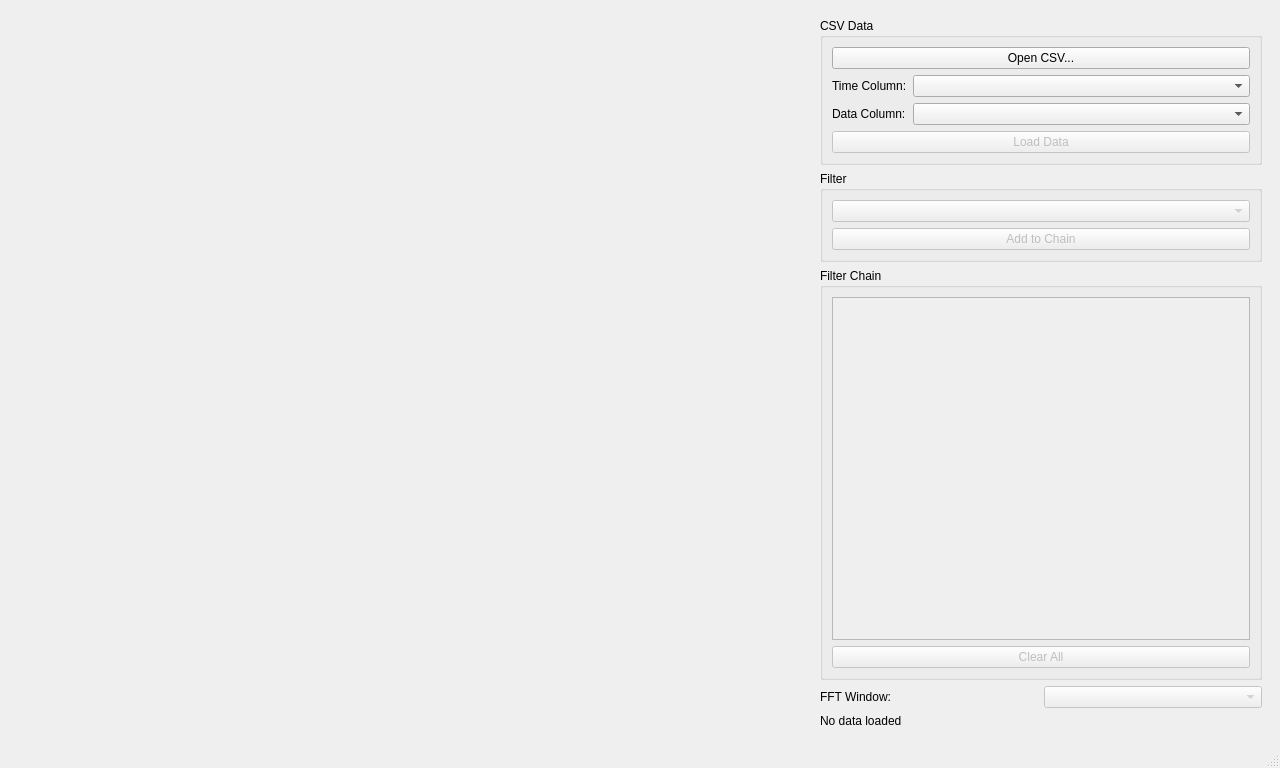
Before: the Qt Designer form ui/mainwindow.ui in KormanSong/FilterSim, drawn with Qt 5.
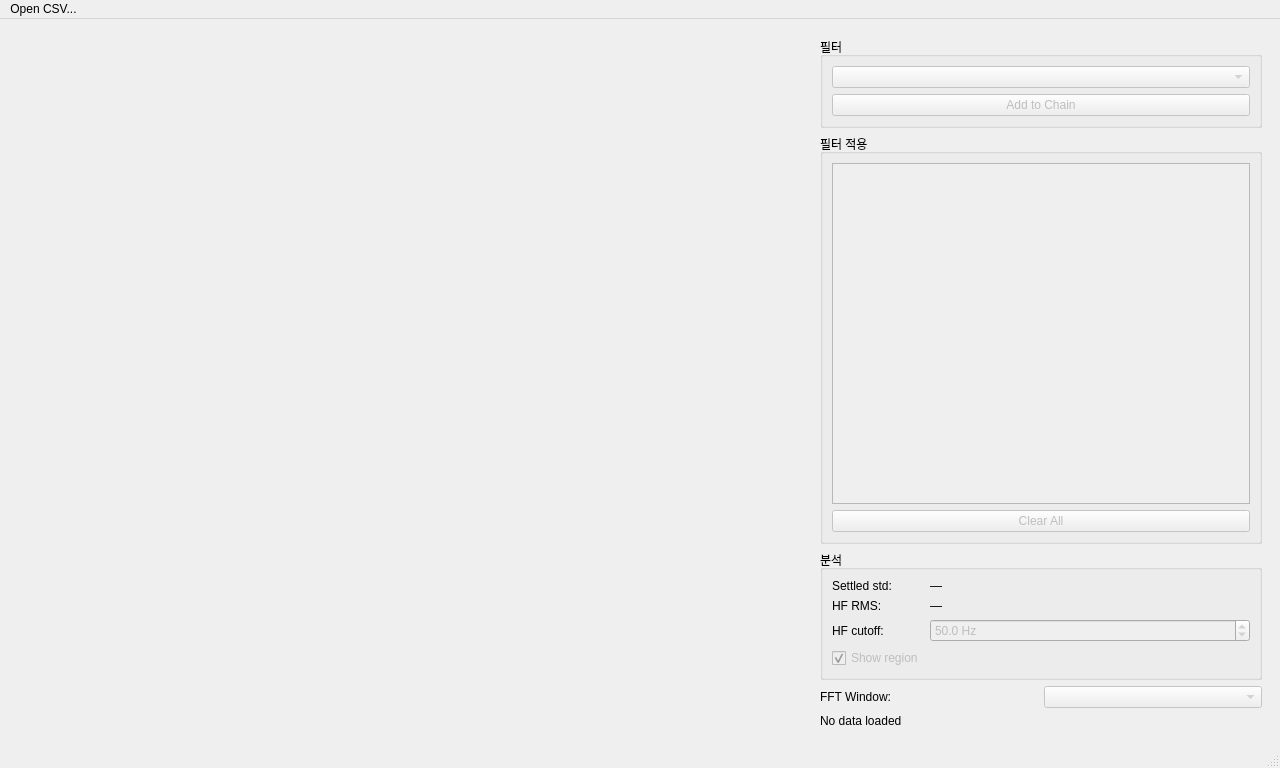
After: the same form once the commit is applied.

What changed in the file:
```diff
--- a/ui/mainwindow.ui
+++ b/ui/mainwindow.ui
@@ -72,80 +72,24 @@
      </layout>
     </item>
     <item>
-      <widget class="QWidget" name="controlPanel" native="true">
-       <property name="minimumSize">
-        <size>
-         <width>380</width>
-         <height>0</height>
-        </size>
-       </property>
-       <property name="maximumSize">
-        <size>
-         <width>460</width>
-         <height>16777215</height>
-        </size>
-       </property>
+     <widget class="QWidget" name="controlPanel" native="true">
+      <property name="minimumSize">
+       <size>
+        <width>380</width>
+        <height>0</height>
+       </size>
+      </property>
+      <property name="maximumSize">
+       <size>
+        <width>460</width>
+        <height>16777215</height>
+       </size>
+      </property>
       <layout class="QVBoxLayout" name="controlVLayout">
-       <item>
-        <widget class="QGroupBox" name="groupCSV">
-         <property name="sizePolicy">
-          <sizepolicy hsizetype="Preferred" vsizetype="Preferred">
-           <horstretch>0</horstretch>
-           <verstretch>0</verstretch>
-          </sizepolicy>
-         </property>
-         <property name="title">
-          <string>CSV Data</string>
-         </property>
-         <layout class="QVBoxLayout" name="csvLayout">
-          <item>
-           <widget class="QPushButton" name="btnOpenCSV">
-            <property name="text">
-             <string>Open CSV...</string>
-            </property>
-           </widget>
-          </item>
-          <item>
-           <layout class="QFormLayout" name="csvFormLayout">
-            <item row="0" column="0">
-             <widget class="QLabel" name="labelTimeCo">
-              <property name="text">
-               <string>Time Column:</string>
-              </property>
-             </widget>
-            </item>
-            <item row="0" column="1">
-             <widget class="QComboBox" name="comboTimeCol"/>
-            </item>
-            <item row="1" column="0">
-             <widget class="QLabel" name="labelDataCol">
-              <property name="text">
-               <string>Data Column:</string>
-              </property>
-             </widget>
-            </item>
-            <item row="1" column="1">
-             <widget class="QComboBox" name="comboDataCol"/>
-            </item>
-           </layout>
-          </item>
-          <item>
-           <widget class="QPushButton" name="btnLoadData">
-            <property name="enabled">
-             <bool>false</bool>
-            </property>
-            <property name="text">
-             <string>Load Data</string>
-            </property>
-           </widget>
-          </item>
-         </layout>
-        </widget>
-       </item>
        <item>
         <widget class="QGroupBox" name="groupFilter">
          <property name="title">
-          <string>Filter</string>
+          <string>필터</string>
          </property>
          <layout class="QVBoxLayout" name="filterSelectLayout">
           <item>
@@ -178,12 +122,12 @@
          </property>
          <property name="minimumSize">
           <size>
-            <width>340</width>
-            <height>0</height>
+           <width>340</width>
+           <height>0</height>
           </size>
          </property>
          <property name="title">
-          <string>Filter Chain</string>
+          <string>필터 적용</string>
          </property>
          <layout class="QVBoxLayout" name="chainLayout">
           <item>
@@ -202,8 +146,8 @@
               <rect>
                <x>0</x>
                <y>0</y>
-               <width>356</width>
-               <height>311</height>
+               <width>416</width>
+               <height>183</height>
               </rect>
              </property>
              <layout class="QVBoxLayout" name="filterChainVLayout"/>
@@ -223,6 +167,92 @@
          </layout>
         </widget>
        </item>
+       <item>
+        <widget class="QGroupBox" name="groupMetrics">
+         <property name="title">
+          <string>분석</string>
+         </property>
+         <layout class="QFormLayout" name="metricsFormLayout">
+          <item row="0" column="0">
+           <widget class="QLabel" name="labelSettledStdTitle">
+            <property name="text">
+             <string>Settled std:</string>
+            </property>
+           </widget>
+          </item>
+          <item row="0" column="1">
+           <widget class="QLabel" name="labelSettledStd">
+            <property name="text">
+             <string>—</string>
+            </property>
+           </widget>
+          </item>
+          <item row="1" column="0">
+           <widget class="QLabel" name="labelHFRMSTitle">
+            <property name="text">
+             <string>HF RMS:</string>
+            </property>
+           </widget>
+          </item>
+          <item row="1" column="1">
+           <widget class="QLabel" name="labelHFRMS">
+            <property name="text">
+             <string>—</string>
+            </property>
+           </widget>
+          </item>
+          <item row="2" column="0">
+           <widget class="QLabel" name="labelHFCutoffTitle">
+            <property name="text">
+             <string>HF cutoff:</string>
+            </property>
+           </widget>
+          </item>
+          <item row="2" column="1">
+           <layout class="QHBoxLayout" name="hfCutoffLayout">
+            <item>
+             <widget class="QDoubleSpinBox" name="spinHFCutoff">
+              <property name="enabled">
+               <bool>false</bool>
+              </property>
+              <property name="suffix">
+               <string> Hz</string>
+              </property>
+              <property name="decimals">
+               <number>1</number>
+              </property>
+              <property name="minimum">
+               <double>0.100000000000000</double>
+              </property>
+              <property name="maximum">
+               <double>100000.000000000000000</double>
+              </property>
+              <property name="singleStep">
+               <double>1.000000000000000</double>
+              </property>
+              <property name="value">
+               <double>50.000000000000000</double>
+              </property>
+             </widget>
+            </item>
+           </layout>
+          </item>
+          <item row="3" column="0">
+           <widget class="QCheckBox" name="checkShowRegion">
+            <property name="enabled">
+             <bool>false</bool>
+            </property>
+            <property name="text">
+             <string>Show region</string>
+            </property>
+            <property name="checked">
+             <bool>true</bool>
+            </property>
+           </widget>
+          </item>
+         </layout>
+        </widget>
+       </item>
        <item>
         <layout class="QHBoxLayout" name="fftWindowLayout">
          <item>
@@ -256,7 +286,26 @@
     </item>
    </layout>
   </widget>
+  <widget class="QMenuBar" name="menubar">
+   <property name="geometry">
+    <rect>
+     <x>0</x>
+     <y>0</y>
+     <width>1280</width>
+     <height>33</height>
+    </rect>
+   </property>
+   <addaction name="actionOpenCSV"/>
+  </widget>
   <widget class="QStatusBar" name="statusbar"/>
+  <action name="actionOpenCSV">
+   <property name="text">
+    <string>Open CSV...</string>
+   </property>
+   <property name="shortcut">
+    <string>Ctrl+O</string>
+   </property>
+  </action>
  </widget>
  <resources/>
  <connections/>
```
